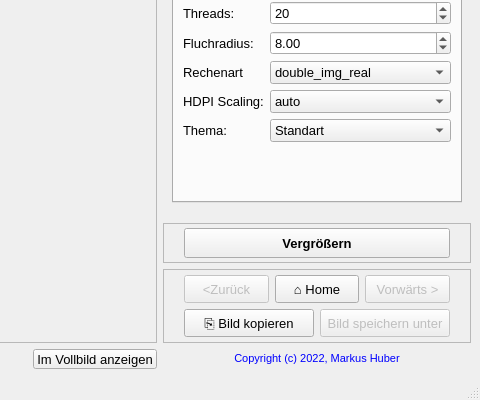
Above: src/mainwindow.ui from M4RKUS28/Fraktalgenerator before the change; both pictures show x 631 to 1111 and y 540 to 940 of the 1111 by 940 pixel window. Below: the same form after it.
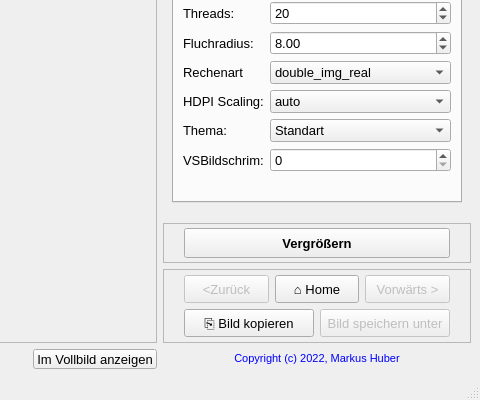
That is the form after the change. The open tabs and pages were chosen to show the change. Custom widgets are drawn as their Qt base class.

Commit message: fix full screen screen number

Diff of the .ui file:
```diff
--- a/src/mainwindow.ui
+++ b/src/mainwindow.ui
@@ -2049,7 +2049,7 @@
              </item>
             </widget>
            </item>
-           <item row="15" column="0" colspan="2">
+           <item row="16" column="0" colspan="2">
             <spacer name="verticalSpacer">
              <property name="orientation">
               <enum>Qt::Vertical</enum>
@@ -2069,6 +2069,16 @@
              </property>
             </widget>
            </item>
+           <item row="15" column="0">
+            <widget class="QLabel" name="label_34">
+             <property name="text">
+              <string>VSBildschrim:</string>
+             </property>
+            </widget>
+           </item>
+           <item row="15" column="1">
+            <widget class="QSpinBox" name="spinBoxHauptScreen"/>
+           </item>
           </layout>
          </widget>
         </widget>
```
Left out of the diff: 2 changed lines with no effect on the pictures. The commit also changes 3 other files.
